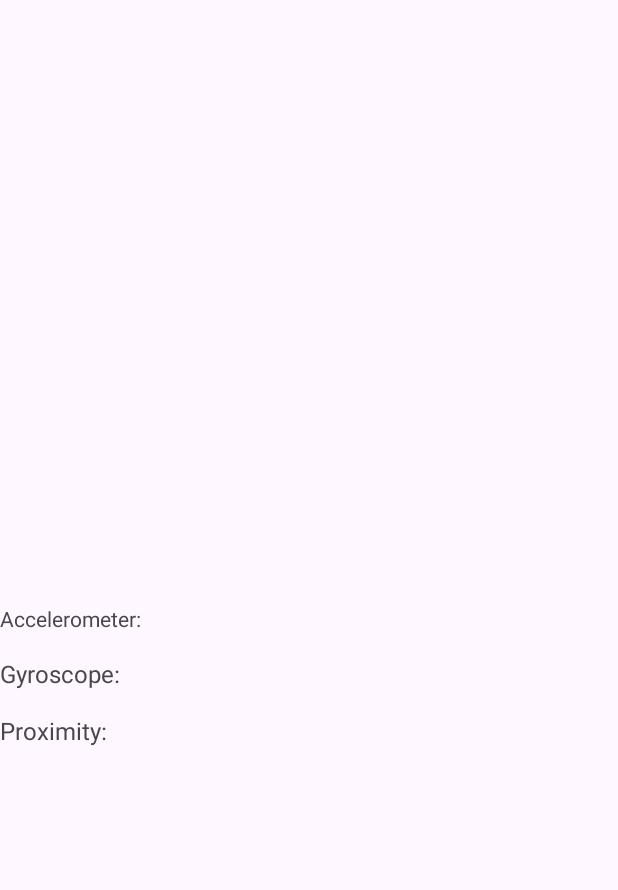
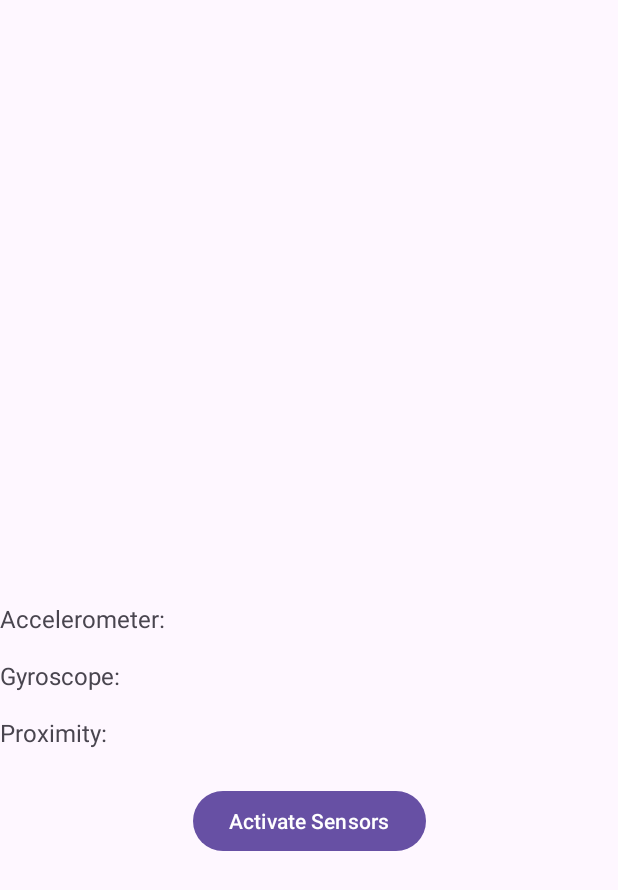
Before and after one commit to optimissm/Uppgift1_Mobil_Java24_MatildaWitting, an Android app: the screen it shows after launch (MainActivity), on a phone screen of 412 x 824 dp. Shown: the top 890 px of the screen. Run offline under Robolectric (Android 15) with nearby library versions, the phone set to English and light mode, and no system bars.

Commit message:
added button

```diff
--- a/app/src/main/res/layout/activity_main.xml
+++ b/app/src/main/res/layout/activity_main.xml
@@ -1,4 +1,3 @@
-
 <?xml version="1.0" encoding="utf-8"?>
 
 <androidx.constraintlayout.widget.ConstraintLayout
@@ -16,7 +15,7 @@
         android:layout_width="0dp"
         android:layout_height="wrap_content"
         android:text="Accelerometer: "
-        android:textSixe="16sp"
+        android:textSize="16sp"
         app:layout_constraintBottom_toBottomOf="parent"
         app:layout_constraintEnd_toEndOf="parent"
         app:layout_constraintStart_toStartOf="parent"
@@ -47,4 +46,14 @@
         android:layout_marginTop="16dp"
     />
 
+    <Button
+        android:id="@+id/startBtn"
+        android:layout_width="wrap_content"
+        android:layout_height="wrap_content"
+        android:text="Activate Sensors"
+        app:layout_constraintTop_toBottomOf="@id/proxTextView"
+        app:layout_constraintStart_toStartOf="parent"
+        app:layout_constraintEnd_toEndOf="parent"
+        android:layout_marginTop="24dp"/>
+
 </androidx.constraintlayout.widget.ConstraintLayout>
```
Also changed, not shown: app/src/main/java/com/example/shakeapplication/MainActivity.java (+69 -26 lines).
